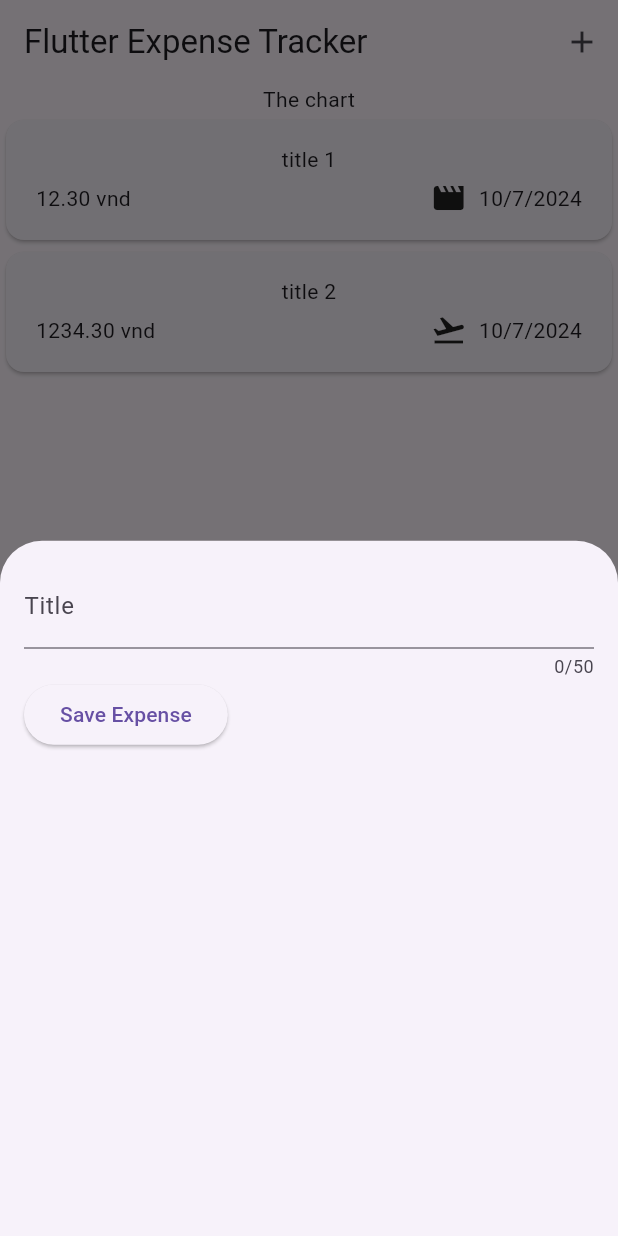
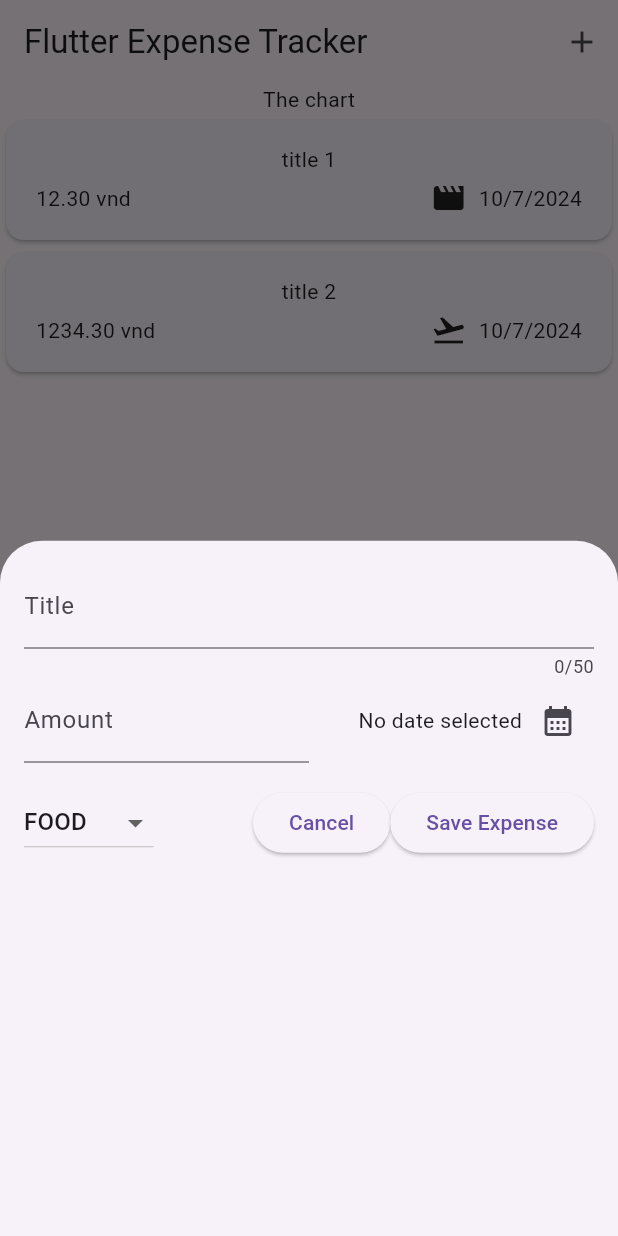
Before and after one commit to haimean/learn_flutter, a Flutter app: the screen it shows after launch, after a tap on the "add" icon, on a phone screen of 412 x 824 dp. Run offline on Flutter 3.47's test engine with Material 3 defaults, Android fonts, the phone set to English and light mode, and no system bars; our stand-ins replace device_preview.

Commit message:
done logic add expense

```diff
--- a/lib/widgets/expenses.dart
+++ b/lib/widgets/expenses.dart
@@ -25,10 +25,16 @@ class _ExpensesState extends State<Expenses> {
       category: Categories.travel,
     ),
   ];
+  void onAddExpense(Expense expense) {
+    setState(() {
+      _registerExpenses.add(expense);
+    });
+  }
+
   void _openAddExpenseOverLay() {
     showModalBottomSheet(
       context: context,
-      builder: (context) => const NewExpense(),
+      builder: (context) => NewExpense(onAddExpense: onAddExpense),
     );
   }
 
--- a/lib/widgets/new_expense.dart
+++ b/lib/widgets/new_expense.dart
@@ -1,18 +1,99 @@
 import 'package:flutter/material.dart';
+import 'package:learn_flutter/model/expense.dart';
 
 class NewExpense extends StatefulWidget {
-  const NewExpense({super.key});
-
+  const NewExpense({super.key, required this.onAddExpense});
+  final void Function(Expense expense) onAddExpense;
   @override
   State<NewExpense> createState() => _NewExpenseState();
 }
 
 class _NewExpenseState extends State<NewExpense> {
   final _titleController = TextEditingController();
+  final _amountController = TextEditingController();
+
+  var _categorySelect = Categories.food;
+  DateTime? _selectedDate;
+  void _presentDatePicker() async {
+    final now = DateTime.now();
+    final firstDate = DateTime(now.year - 1, now.month, now.day);
+    final pickedDate = await showDatePicker(
+      context: context,
+      initialDate: now,
+      firstDate: firstDate,
+      lastDate: now,
+    );
+    setState(() {
+      _selectedDate = pickedDate;
+    });
+  }
+
+  void _onSubmit() {
+    final enterAmount = double.tryParse(_amountController.text);
+    if (_titleController.text.trim().isEmpty) {
+      showDialog(
+        context: context,
+        builder: (context) => AlertDialog(
+          title: const Text("Invalid Input"),
+          content: const Text("Please input Title"),
+          actions: [
+            TextButton(
+                onPressed: () {
+                  Navigator.pop(context);
+                },
+                child: const Text('Ok'))
+          ],
+        ),
+      );
+      return;
+    }
+    if (enterAmount == null || enterAmount <= 0) {
+      showDialog(
+        context: context,
+        builder: (context) => AlertDialog(
+          title: const Text("Invalid Input"),
+          content: const Text("Please input Amount length 0"),
+          actions: [
+            TextButton(
+                onPressed: () {
+                  Navigator.pop(context);
+                },
+                child: const Text('Ok'))
+          ],
+        ),
+      );
+      return;
+    }
+    if (_selectedDate == null) {
+      showDialog(
+        context: context,
+        builder: (context) => AlertDialog(
+          title: const Text("Invalid Input"),
+          content: const Text("Please input Date"),
+          actions: [
+            TextButton(
+                onPressed: () {
+                  Navigator.pop(context);
+                },
+                child: const Text('Ok'))
+          ],
+        ),
+      );
+      return;
+    }
+    final Expense expense = Expense(
+        title: _titleController.text.trim(),
+        amount: enterAmount,
+        date: _selectedDate!,
+        category: _categorySelect);
+    widget.onAddExpense(expense);
+    Navigator.pop(context);
+  }
 
   @override
   void dispose() {
     _titleController.dispose();
+    _amountController.dispose();
     super.dispose();
   }
 
@@ -31,11 +112,69 @@ class _NewExpenseState extends State<NewExpense> {
           ),
           Row(
             children: [
+              Expanded(
+                child: TextField(
+                  controller: _amountController,
+                  keyboardType: const TextInputType.numberWithOptions(),
+                  decoration: const InputDecoration(
+                    label: Text("Amount"),
+                    prefixText: "VND ",
+                  ),
+                ),
+              ),
+              Expanded(
+                child: Row(
+                  mainAxisAlignment: MainAxisAlignment.end,
+                  crossAxisAlignment: CrossAxisAlignment.center,
+                  children: [
+                    Text(
+                      _selectedDate == null
+                          ? 'No date selected'
+                          : formatter.format(_selectedDate!),
+                    ),
+                    IconButton(
+                      onPressed: _presentDatePicker,
+                      icon: const Icon(Icons.calendar_month),
+                    ),
+                  ],
+                ),
+              ),
+            ],
+          ),
+          const SizedBox(
+            height: 16,
+          ),
+          Row(
+            children: [
+              DropdownButton(
+                value: _categorySelect,
+                items: Categories.values
+                    .map(
+                      (item) => DropdownMenuItem(
+                        value: item,
+                        child: Text(
+                          item.name.toUpperCase(),
+                        ),
+                      ),
+                    )
+                    .toList(),
+                onChanged: (value) {
+                  if (value == null) {
+                    return;
+                  }
+                  setState(() {
+                    _categorySelect = value;
+                  });
+                },
+              ),
+              const Spacer(),
               ElevatedButton(
-                  onPressed: () {
-                    print(_titleController.text);
-                  },
-                  child: const Text('Save Expense'))
+                  onPressed: () => Navigator.pop(context),
+                  child: const Text('Cancel')),
+              ElevatedButton(
+                onPressed: _onSubmit,
+                child: const Text('Save Expense'),
+              ),
             ],
           )
         ],
```
